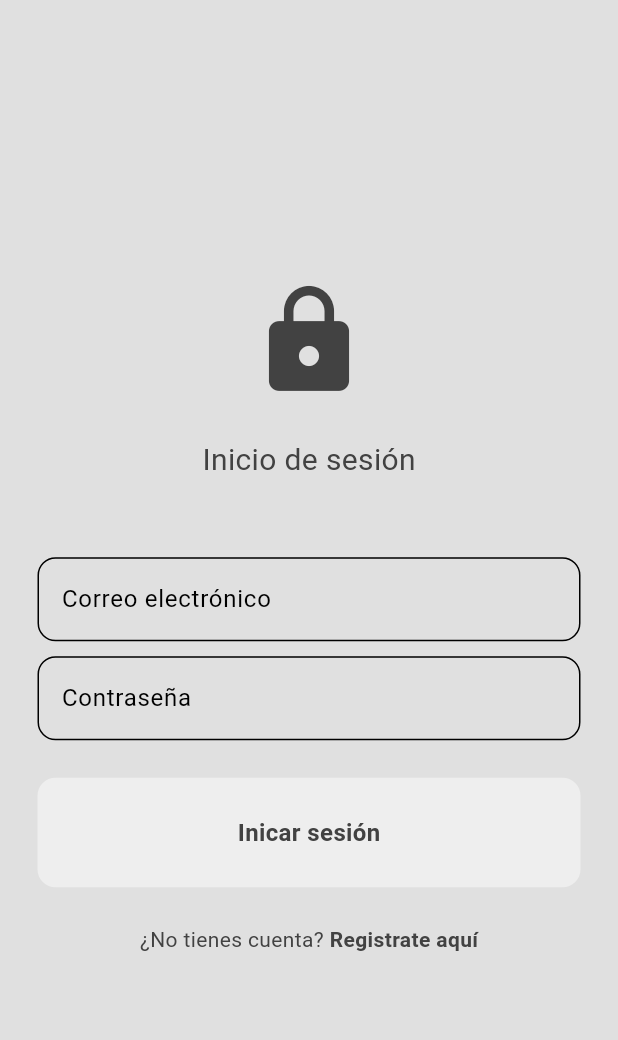
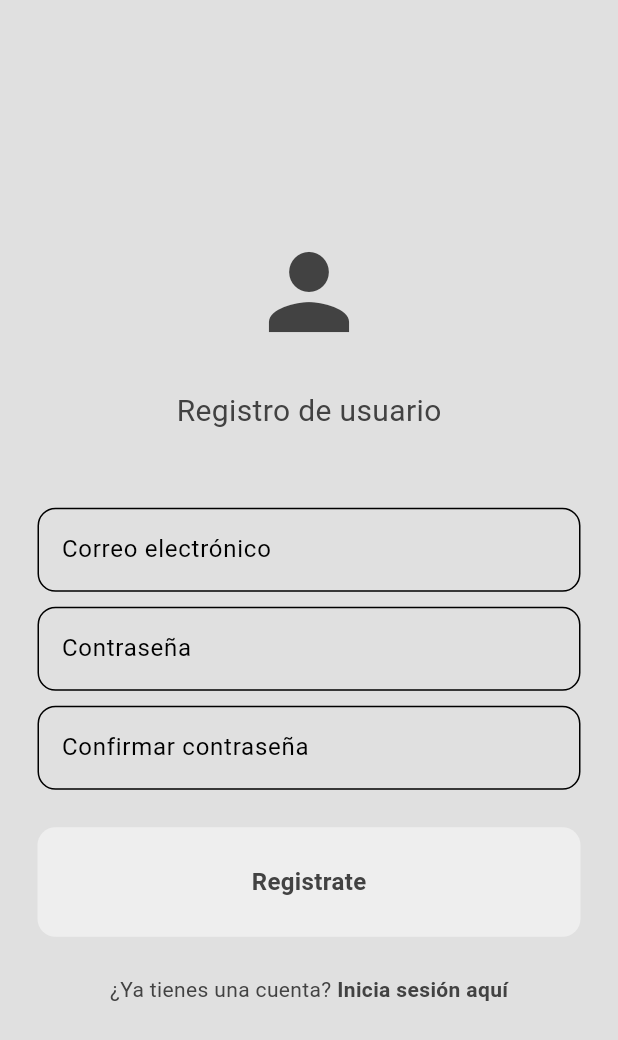
Before and after one commit to RuedaKollmerOscar/Examen_Final_PSP_PMDM, a Flutter app: the screen it shows after launch, on a phone screen of 412 x 824 dp. Shown: the top 1040 px of the screen. Run offline on Flutter 3.47's test engine with Material 3 defaults, Android fonts, the light colour scheme and no system bars.

Commit message:
Implementación del registerview

```diff
--- a/lib/OnBoarding/RegisterView.dart
+++ b/lib/OnBoarding/RegisterView.dart
@@ -1,8 +1,90 @@
 import 'package:flutter/material.dart';
 
+import '../Custom/Widgets/CustomButton.dart';
+import '../Custom/Widgets/CustomTextField.dart';
+
 class RegisterView extends StatelessWidget {
+  final TextEditingController tecEmail = TextEditingController();
+  final TextEditingController tecPasswd = TextEditingController();
+  final TextEditingController tecConfirmPasswd = TextEditingController();
+
   @override
   Widget build(BuildContext context) {
-    return Text("Este es el register");
-  }
+    return Scaffold(
+      backgroundColor: Theme.of(context).colorScheme.background,
+      body: Center(
+        child: SingleChildScrollView(
+          child: Padding(
+            padding: const EdgeInsets.all(25.0),
+            child: Column(
+              mainAxisAlignment: MainAxisAlignment.center,
+              children: [
+                Icon(
+                  Icons.person,
+                  size: 80,
+                  color: Theme.of(context).colorScheme.inversePrimary,
+                ),
+
+                const SizedBox(height: 25),
+
+                const Text(
+                  "Registro de usuario",
+                  style: TextStyle(fontSize: 20),
+                ),
+
+                const SizedBox(height: 50),
+
+                CustomTextField(
+                  sHint: "Correo electrónico",
+                  blIsPasswd: false,
+                  tecControler: tecEmail,
+                ),
+
+                const SizedBox(height: 10),
+
+                CustomTextField(
+                  sHint: "Contraseña",
+                  blIsPasswd: true,
+                  tecControler: tecPasswd,
+                ),
+
+                const SizedBox(height: 10),
+
+                CustomTextField(
+                  sHint: "Confirmar contraseña",
+                  blIsPasswd: true,
+                  tecControler: tecConfirmPasswd,
+                ),
+
+                const SizedBox(height: 25),
+
+                CustomButton(sText: "Registrate", onTap: () => null),
+
+                const SizedBox(height: 25),
+
+                Row(
+                  mainAxisAlignment: MainAxisAlignment.center,
+                  children: [
+                    Text(
+                      "¿Ya tienes una cuenta?",
+                      style: TextStyle(
+                        color:
+                        Theme.of(context).colorScheme.inversePrimary,
+                      ),
+                    ),
+                    GestureDetector(
+                      onTap: () => null,
+                      child: const Text(
+                        " Inicia sesión aquí",
+                        style: TextStyle(fontWeight: FontWeight.bold),
+                      ),
+                    )
+                  ],
+                ),
+              ],
+            ),
+          ),
+        ),
+      ),
+    );  }
 }
--- a/lib/TechShopApp.dart
+++ b/lib/TechShopApp.dart
@@ -19,7 +19,7 @@
         '/loginview': (context) => LoginView(),
         '/registerview': (context) => RegisterView(),
       },
-      initialRoute: '/loginview'
+      initialRoute: '/registerview'
     );
   }
 }
```
